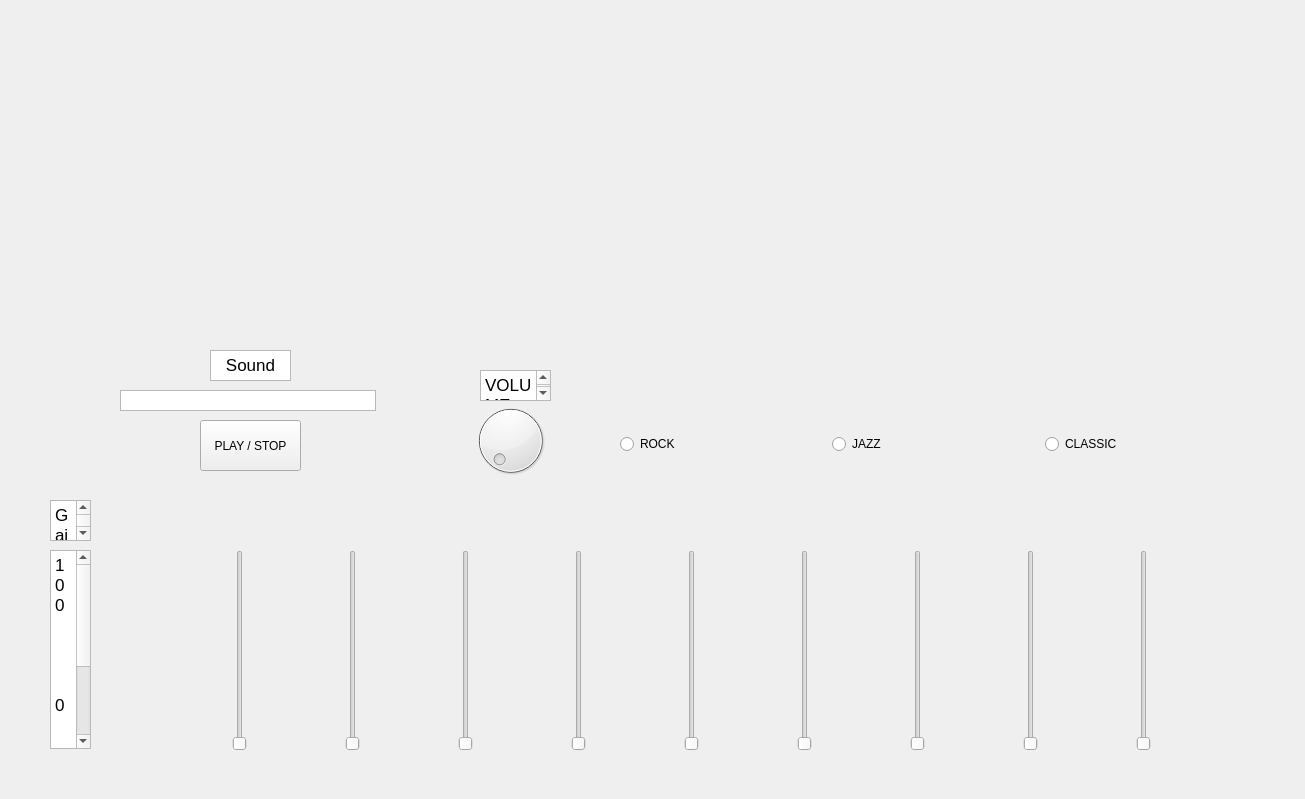
First picture: the form in form.ui, repository Eyup-S/AudioVisualizer, before the edit.
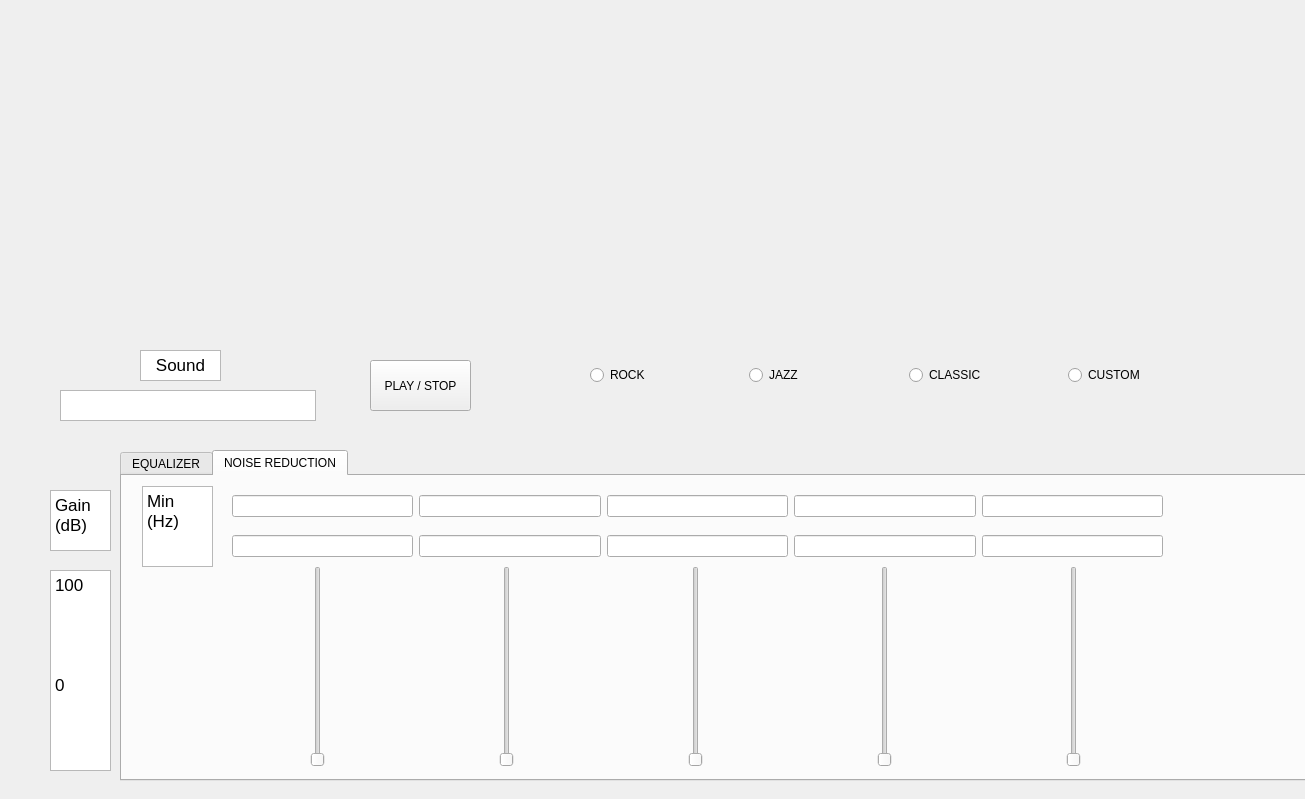
Second picture: the form after the edit.

Commit message: Add noise reduction widgets

Patch:
```diff
--- a/form.ui
+++ b/form.ui
@@ -19,81 +19,6 @@
   <property name="windowTitle">
    <string>Widget</string>
   </property>
-  <widget class="QWidget" name="horizontalLayoutWidget">
-   <property name="geometry">
-    <rect>
-     <x>140</x>
-     <y>550</y>
-     <width>1111</width>
-     <height>201</height>
-    </rect>
-   </property>
-   <layout class="QHBoxLayout" name="horizontalLayout">
-    <item>
-     <widget class="QSlider" name="verticalSlider_0">
-      <property name="orientation">
-       <enum>Qt::Vertical</enum>
-      </property>
-     </widget>
-    </item>
-    <item>
-     <widget class="QSlider" name="verticalSlider_1">
-      <property name="orientation">
-       <enum>Qt::Vertical</enum>
-      </property>
-     </widget>
-    </item>
-    <item>
-     <widget class="QSlider" name="verticalSlider_2">
-      <property name="orientation">
-       <enum>Qt::Vertical</enum>
-      </property>
-     </widget>
-    </item>
-    <item>
-     <widget class="QSlider" name="verticalSlider_3">
-      <property name="orientation">
-       <enum>Qt::Vertical</enum>
-      </property>
-     </widget>
-    </item>
-    <item>
-     <widget class="QSlider" name="verticalSlider_4">
-      <property name="orientation">
-       <enum>Qt::Vertical</enum>
-      </property>
-     </widget>
-    </item>
-    <item>
-     <widget class="QSlider" name="verticalSlider_5">
-      <property name="orientation">
-       <enum>Qt::Vertical</enum>
-      </property>
-     </widget>
-    </item>
-    <item>
-     <widget class="QSlider" name="verticalSlider_6">
-      <property name="orientation">
-       <enum>Qt::Vertical</enum>
-      </property>
-     </widget>
-    </item>
-    <item>
-     <widget class="QSlider" name="verticalSlider_7">
-      <property name="orientation">
-       <enum>Qt::Vertical</enum>
-      </property>
-     </widget>
-    </item>
-    <item>
-     <widget class="QSlider" name="verticalSlider_8">
-      <property name="orientation">
-       <enum>Qt::Vertical</enum>
-      </property>
-     </widget>
-    </item>
-   </layout>
-  </widget>
   <widget class="QWidget" name="horizontalLayoutWidget_2">
    <property name="geometry">
     <rect>
@@ -108,8 +33,8 @@
   <widget class="QPushButton" name="pushButton">
    <property name="geometry">
     <rect>
-     <x>200</x>
-     <y>420</y>
+     <x>370</x>
+     <y>360</y>
      <width>101</width>
      <height>51</height>
     </rect>
@@ -118,21 +43,11 @@
     <string>PLAY / STOP</string>
    </property>
   </widget>
-  <widget class="QDial" name="dial">
-   <property name="geometry">
-    <rect>
-     <x>460</x>
-     <y>400</y>
-     <width>101</width>
-     <height>81</height>
-    </rect>
-   </property>
-  </widget>
   <widget class="QWidget" name="horizontalLayoutWidget_3">
    <property name="geometry">
     <rect>
-     <x>620</x>
-     <y>419</y>
+     <x>590</x>
+     <y>350</y>
      <width>631</width>
      <height>51</height>
     </rect>
@@ -159,45 +74,19 @@
       </property>
      </widget>
     </item>
+    <item>
+     <widget class="QRadioButton" name="radioButton_4">
+      <property name="text">
+       <string>CUSTOM</string>
+      </property>
+     </widget>
+    </item>
    </layout>
   </widget>
-  <widget class="QTextEdit" name="textEdit">
-   <property name="geometry">
-    <rect>
-     <x>480</x>
-     <y>370</y>
-     <width>71</width>
-     <height>31</height>
-    </rect>
-   </property>
-   <property name="readOnly">
-    <bool>true</bool>
-   </property>
-   <property name="html">
-    <string>&lt;!DOCTYPE HTML PUBLIC &quot;-//W3C//DTD HTML 4.0//EN&quot; &quot;http://www.w3.org/TR/REC-html40/strict.dtd&quot;&gt;
-&lt;html&gt;&lt;head&gt;&lt;meta name=&quot;qrichtext&quot; content=&quot;1&quot; /&gt;&lt;meta charset=&quot;utf-8&quot; /&gt;&lt;style type=&quot;text/css&quot;&gt;
-p, li { white-space: pre-wrap; }
-hr { height: 1px; border-width: 0; }
-li.unchecked::marker { content: &quot;\2610&quot;; }
-li.checked::marker { content: &quot;\2612&quot;; }
-&lt;/style&gt;&lt;/head&gt;&lt;body style=&quot; font-family:'.AppleSystemUIFont'; font-size:13pt; font-weight:400; font-style:normal;&quot;&gt;
-&lt;p style=&quot; margin-top:0px; margin-bottom:0px; margin-left:0px; margin-right:0px; -qt-block-indent:0; text-indent:0px;&quot;&gt;VOLUME&lt;/p&gt;&lt;/body&gt;&lt;/html&gt;</string>
-   </property>
-  </widget>
-  <widget class="QListWidget" name="listWidget_2">
-   <property name="geometry">
-    <rect>
-     <x>120</x>
-     <y>390</y>
-     <width>256</width>
-     <height>21</height>
-    </rect>
-   </property>
-  </widget>
   <widget class="QTextEdit" name="textEdit_2">
    <property name="geometry">
     <rect>
-     <x>210</x>
+     <x>140</x>
      <y>350</y>
      <width>81</width>
      <height>31</height>
@@ -221,14 +110,20 @@
    <property name="geometry">
     <rect>
      <x>50</x>
-     <y>550</y>
-     <width>41</width>
-     <height>199</height>
+     <y>570</y>
+     <width>61</width>
+     <height>201</height>
     </rect>
    </property>
    <property name="autoFillBackground">
     <bool>false</bool>
    </property>
+   <property name="verticalScrollBarPolicy">
+    <enum>Qt::ScrollBarAlwaysOff</enum>
+   </property>
+   <property name="horizontalScrollBarPolicy">
+    <enum>Qt::ScrollBarAlwaysOff</enum>
+   </property>
    <property name="readOnly">
     <bool>true</bool>
    </property>
@@ -250,7 +145,6 @@
 &lt;p style=&quot;-qt-paragraph-type:empty; margin-top:0px; margin-bottom:0px; margin-left:0px; margin-right:0px; -qt-block-indent:0; text-indent:0px;&quot;&gt;&lt;br /&gt;&lt;/p&gt;
 &lt;p style=&quot;-qt-paragraph-type:empty; margin-top:0px; margin-bottom:0px; margin-left:0px; margin-right:0px; -qt-block-indent:0; text-indent:0px;&quot;&gt;&lt;br /&gt;&lt;/p&gt;
 &lt;p style=&quot;-qt-paragraph-type:empty; margin-top:0px; margin-bottom:0px; margin-left:0px; margin-right:0px; -qt-block-indent:0; text-indent:0px;&quot;&gt;&lt;br /&gt;&lt;/p&gt;
-&lt;p style=&quot;-qt-paragraph-type:empty; margin-top:0px; margin-bottom:0px; margin-left:0px; margin-right:0px; -qt-block-indent:0; text-indent:0px;&quot;&gt;&lt;br /&gt;&lt;/p&gt;
 &lt;p style=&quot; margin-top:0px; margin-bottom:0px; margin-left:0px; margin-right:0px; -qt-block-indent:0; text-indent:0px;&quot;&gt;-100&lt;/p&gt;&lt;/body&gt;&lt;/html&gt;</string>
    </property>
   </widget>
@@ -258,11 +152,17 @@
    <property name="geometry">
     <rect>
      <x>50</x>
-     <y>500</y>
-     <width>41</width>
-     <height>41</height>
+     <y>490</y>
+     <width>61</width>
+     <height>61</height>
     </rect>
    </property>
+   <property name="verticalScrollBarPolicy">
+    <enum>Qt::ScrollBarAlwaysOff</enum>
+   </property>
+   <property name="horizontalScrollBarPolicy">
+    <enum>Qt::ScrollBarAlwaysOff</enum>
+   </property>
    <property name="readOnly">
     <bool>true</bool>
    </property>
@@ -278,6 +178,362 @@
 &lt;p style=&quot; margin-top:0px; margin-bottom:0px; margin-left:0px; margin-right:0px; -qt-block-indent:0; text-indent:0px;&quot;&gt;(dB)&lt;/p&gt;&lt;/body&gt;&lt;/html&gt;</string>
    </property>
   </widget>
+  <widget class="QTabWidget" name="tabWidget">
+   <property name="geometry">
+    <rect>
+     <x>120</x>
+     <y>450</y>
+     <width>1201</width>
+     <height>331</height>
+    </rect>
+   </property>
+   <property name="currentIndex">
+    <number>1</number>
+   </property>
+   <widget class="QWidget" name="tab">
+    <attribute name="title">
+     <string>EQUALIZER</string>
+    </attribute>
+    <widget class="QWidget" name="horizontalLayoutWidget">
+     <property name="geometry">
+      <rect>
+       <x>10</x>
+       <y>90</y>
+       <width>1121</width>
+       <height>201</height>
+      </rect>
+     </property>
+     <layout class="QHBoxLayout" name="horizontalLayout">
+      <item>
+       <widget class="QSlider" name="verticalSlider_0">
+        <property name="orientation">
+         <enum>Qt::Vertical</enum>
+        </property>
+       </widget>
+      </item>
+      <item>
+       <widget class="QSlider" name="verticalSlider_1">
+        <property name="orientation">
+         <enum>Qt::Vertical</enum>
+        </property>
+       </widget>
+      </item>
+      <item>
+       <widget class="QSlider" name="verticalSlider_2">
+        <property name="orientation">
+         <enum>Qt::Vertical</enum>
+        </property>
+       </widget>
+      </item>
+      <item>
+       <widget class="QSlider" name="verticalSlider_3">
+        <property name="orientation">
+         <enum>Qt::Vertical</enum>
+        </property>
+       </widget>
+      </item>
+      <item>
+       <widget class="QSlider" name="verticalSlider_4">
+        <property name="orientation">
+         <enum>Qt::Vertical</enum>
+        </property>
+       </widget>
+      </item>
+      <item>
+       <widget class="QSlider" name="verticalSlider_5">
+        <property name="orientation">
+         <enum>Qt::Vertical</enum>
+        </property>
+       </widget>
+      </item>
+      <item>
+       <widget class="QSlider" name="verticalSlider_6">
+        <property name="orientation">
+         <enum>Qt::Vertical</enum>
+        </property>
+       </widget>
+      </item>
+      <item>
+       <widget class="QSlider" name="verticalSlider_7">
+        <property name="orientation">
+         <enum>Qt::Vertical</enum>
+        </property>
+       </widget>
+      </item>
+      <item>
+       <widget class="QSlider" name="verticalSlider_8">
+        <property name="orientation">
+         <enum>Qt::Vertical</enum>
+        </property>
+       </widget>
+      </item>
+     </layout>
+    </widget>
+    <widget class="QWidget" name="horizontalLayoutWidget_4">
+     <property name="geometry">
+      <rect>
+       <x>59</x>
+       <y>20</y>
+       <width>1021</width>
+       <height>51</height>
+      </rect>
+     </property>
+     <layout class="QHBoxLayout" name="horizontalLayout_4">
+      <item>
+       <widget class="QTextEdit" name="textEdit_12">
+        <property name="readOnly">
+         <bool>true</bool>
+        </property>
+       </widget>
+      </item>
+      <item>
+       <widget class="QTextEdit" name="textEdit_11">
+        <property name="readOnly">
+         <bool>true</bool>
+        </property>
+       </widget>
+      </item>
+      <item>
+       <widget class="QTextEdit" name="textEdit_10">
+        <property name="readOnly">
+         <bool>true</bool>
+        </property>
+       </widget>
+      </item>
+      <item>
+       <widget class="QTextEdit" name="textEdit_9">
+        <property name="readOnly">
+         <bool>true</bool>
+        </property>
+       </widget>
+      </item>
+      <item>
+       <widget class="QTextEdit" name="textEdit_8">
+        <property name="readOnly">
+         <bool>true</bool>
+        </property>
+       </widget>
+      </item>
+      <item>
+       <widget class="QTextEdit" name="textEdit_7">
+        <property name="readOnly">
+         <bool>true</bool>
+        </property>
+       </widget>
+      </item>
+      <item>
+       <widget class="QTextEdit" name="textEdit_6">
+        <property name="readOnly">
+         <bool>true</bool>
+        </property>
+       </widget>
+      </item>
+      <item>
+       <widget class="QTextEdit" name="textEdit_5">
+        <property name="readOnly">
+         <bool>true</bool>
+        </property>
+       </widget>
+      </item>
+      <item>
+       <widget class="QTextEdit" name="textEdit">
+        <property name="readOnly">
+         <bool>true</bool>
+        </property>
+       </widget>
+      </item>
+     </layout>
+    </widget>
+   </widget>
+   <widget class="QWidget" name="tab_2">
+    <attribute name="title">
+     <string>NOISE REDUCTION</string>
+    </attribute>
+    <widget class="QWidget" name="horizontalLayoutWidget_5">
+     <property name="geometry">
+      <rect>
+       <x>110</x>
+       <y>10</y>
+       <width>931</width>
+       <height>41</height>
+      </rect>
+     </property>
+     <layout class="QHBoxLayout" name="horizontalLayout_5">
+      <item>
+       <widget class="QLineEdit" name="lineEdit_1">
+        <property name="readOnly">
+         <bool>false</bool>
+        </property>
+       </widget>
+      </item>
+      <item>
+       <widget class="QLineEdit" name="lineEdit_2">
+        <property name="readOnly">
+         <bool>false</bool>
+        </property>
+       </widget>
+      </item>
+      <item>
+       <widget class="QLineEdit" name="lineEdit_3">
+        <property name="readOnly">
+         <bool>false</bool>
+        </property>
+       </widget>
+      </item>
+      <item>
+       <widget class="QLineEdit" name="lineEdit_4">
+        <property name="readOnly">
+         <bool>false</bool>
+        </property>
+       </widget>
+      </item>
+      <item>
+       <widget class="QLineEdit" name="lineEdit_5">
+        <property name="readOnly">
+         <bool>false</bool>
+        </property>
+       </widget>
+      </item>
+     </layout>
+    </widget>
+    <widget class="QWidget" name="horizontalLayoutWidget_6">
+     <property name="geometry">
+      <rect>
+       <x>20</x>
+       <y>90</y>
+       <width>1111</width>
+       <height>201</height>
+      </rect>
+     </property>
+     <layout class="QHBoxLayout" name="horizontalLayout_6">
+      <item>
+       <widget class="QSlider" name="verticalSlider">
+        <property name="orientation">
+         <enum>Qt::Vertical</enum>
+        </property>
+       </widget>
+      </item>
+      <item>
+       <widget class="QSlider" name="verticalSlider_9">
+        <property name="orientation">
+         <enum>Qt::Vertical</enum>
+        </property>
+       </widget>
+      </item>
+      <item>
+       <widget class="QSlider" name="verticalSlider_10">
+        <property name="orientation">
+         <enum>Qt::Vertical</enum>
+        </property>
+       </widget>
+      </item>
+      <item>
+       <widget class="QSlider" name="verticalSlider_11">
+        <property name="orientation">
+         <enum>Qt::Vertical</enum>
+        </property>
+       </widget>
+      </item>
+      <item>
+       <widget class="QSlider" name="verticalSlider_12">
+        <property name="orientation">
+         <enum>Qt::Vertical</enum>
+        </property>
+       </widget>
+      </item>
+     </layout>
+    </widget>
+    <widget class="QWidget" name="horizontalLayoutWidget_7">
+     <property name="geometry">
+      <rect>
+       <x>110</x>
+       <y>50</y>
+       <width>931</width>
+       <height>41</height>
+      </rect>
+     </property>
+     <layout class="QHBoxLayout" name="horizontalLayout_7">
+      <item>
+       <widget class="QLineEdit" name="lineEdit_6">
+        <property name="readOnly">
+         <bool>false</bool>
+        </property>
+       </widget>
+      </item>
+      <item>
+       <widget class="QLineEdit" name="lineEdit_7">
+        <property name="readOnly">
+         <bool>false</bool>
+        </property>
+       </widget>
+      </item>
+      <item>
+       <widget class="QLineEdit" name="lineEdit_8">
+        <property name="readOnly">
+         <bool>false</bool>
+        </property>
+       </widget>
+      </item>
+      <item>
+       <widget class="QLineEdit" name="lineEdit_9">
+        <property name="readOnly">
+         <bool>false</bool>
+        </property>
+       </widget>
+      </item>
+      <item>
+       <widget class="QLineEdit" name="lineEdit_10">
+        <property name="readOnly">
+         <bool>false</bool>
+        </property>
+       </widget>
+      </item>
+     </layout>
+    </widget>
+    <widget class="QTextEdit" name="textEdit_13">
+     <property name="geometry">
+      <rect>
+       <x>20</x>
+       <y>10</y>
+       <width>71</width>
+       <height>81</height>
+      </rect>
+     </property>
+     <property name="verticalScrollBarPolicy">
+      <enum>Qt::ScrollBarAlwaysOff</enum>
+     </property>
+     <property name="horizontalScrollBarPolicy">
+      <enum>Qt::ScrollBarAlwaysOff</enum>
+     </property>
+     <property name="html">
+      <string>&lt;!DOCTYPE HTML PUBLIC &quot;-//W3C//DTD HTML 4.0//EN&quot; &quot;http://www.w3.org/TR/REC-html40/strict.dtd&quot;&gt;
+&lt;html&gt;&lt;head&gt;&lt;meta name=&quot;qrichtext&quot; content=&quot;1&quot; /&gt;&lt;meta charset=&quot;utf-8&quot; /&gt;&lt;style type=&quot;text/css&quot;&gt;
+p, li { white-space: pre-wrap; }
+hr { height: 1px; border-width: 0; }
+li.unchecked::marker { content: &quot;\2610&quot;; }
+li.checked::marker { content: &quot;\2612&quot;; }
+&lt;/style&gt;&lt;/head&gt;&lt;body style=&quot; font-family:'.AppleSystemUIFont'; font-size:13pt; font-weight:400; font-style:normal;&quot;&gt;
+&lt;p style=&quot; margin-top:0px; margin-bottom:0px; margin-left:0px; margin-right:0px; -qt-block-indent:0; text-indent:0px;&quot;&gt;Min (Hz)&lt;/p&gt;
+&lt;p style=&quot;-qt-paragraph-type:empty; margin-top:0px; margin-bottom:0px; margin-left:0px; margin-right:0px; -qt-block-indent:0; text-indent:0px;&quot;&gt;&lt;br /&gt;&lt;/p&gt;
+&lt;p style=&quot;-qt-paragraph-type:empty; margin-top:0px; margin-bottom:0px; margin-left:0px; margin-right:0px; -qt-block-indent:0; text-indent:0px;&quot;&gt;&lt;br /&gt;&lt;/p&gt;
+&lt;p style=&quot; margin-top:0px; margin-bottom:0px; margin-left:0px; margin-right:0px; -qt-block-indent:0; text-indent:0px;&quot;&gt;Max (Hz)&lt;/p&gt;&lt;/body&gt;&lt;/html&gt;</string>
+     </property>
+    </widget>
+   </widget>
+  </widget>
+  <widget class="QListWidget" name="listWidget">
+   <property name="geometry">
+    <rect>
+     <x>60</x>
+     <y>390</y>
+     <width>256</width>
+     <height>31</height>
+    </rect>
+   </property>
+   <property name="verticalScrollBarPolicy">
+    <enum>Qt::ScrollBarAsNeeded</enum>
+   </property>
+  </widget>
  </widget>
  <resources/>
  <connections/>
```
The commit also changes 2 other files.
